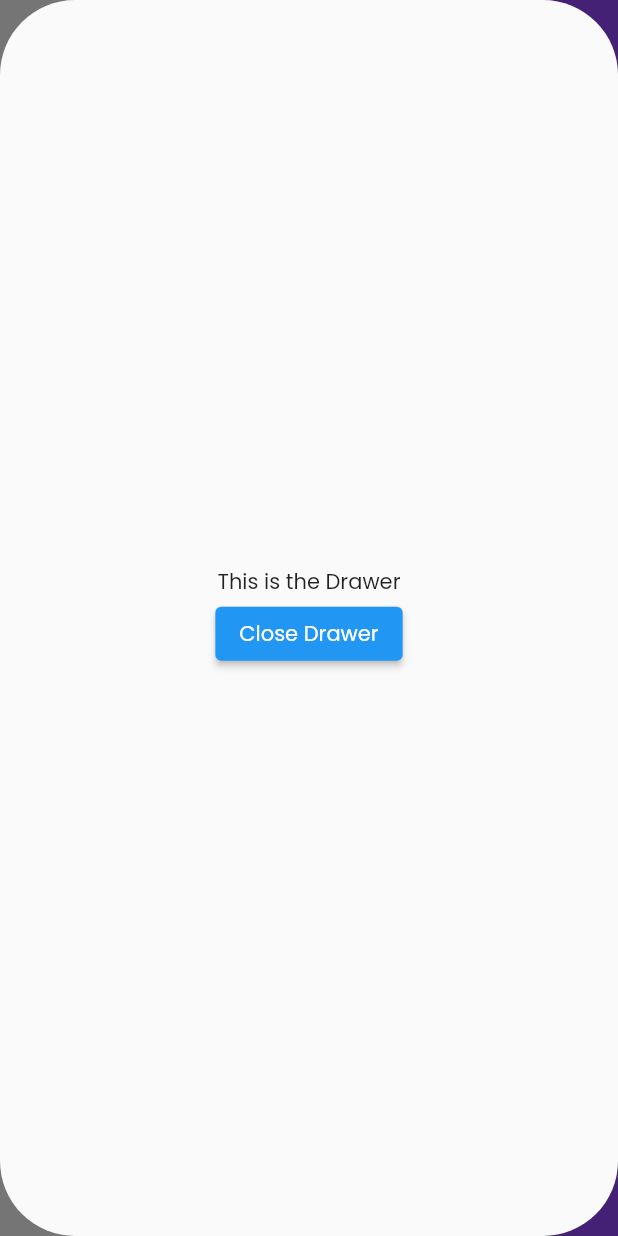
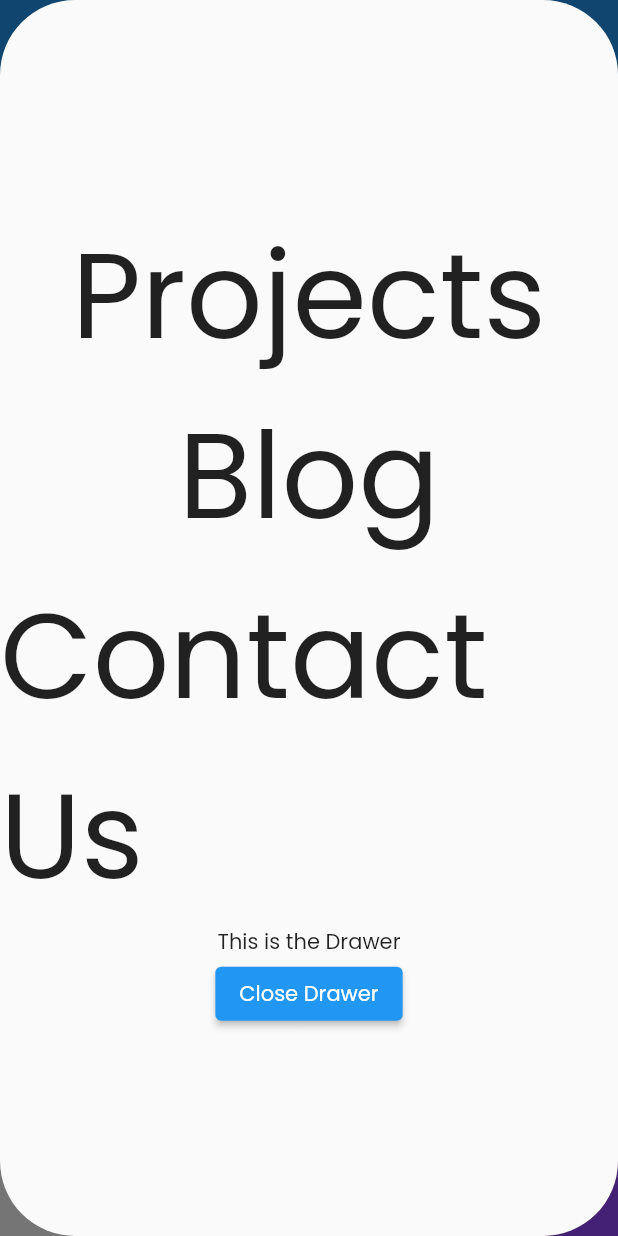
Before and after one commit to ak19992017/portfolio_app, a Flutter app: the screen it shows after launch, with the side drawer open, on a phone screen of 412 x 824 dp. Run offline on Flutter 3.47's test engine with Material 2 defaults, Android fonts, the phone set to English and light mode, and no system bars.

Commit message:
added section and menu item screens

```diff
--- a/lib/main.dart
+++ b/lib/main.dart
@@ -1,5 +1,8 @@
 import 'package:flutter/material.dart';
+import 'package:portfolio_app/screens/blog_screen.dart';
+import 'package:portfolio_app/screens/contact_screen.dart';
 import 'package:portfolio_app/screens/home_screen.dart';
+import 'package:portfolio_app/screens/project_screen.dart';
 
 void main() => runApp(const MyApp());
 
@@ -14,7 +17,13 @@ class MyApp extends StatelessWidget {
         primarySwatch: Colors.blue,
         fontFamily: "Poppins",
       ),
-      home: const HomeScreen(),
+      initialRoute: '/',
+      routes: {
+        '/': (context) => const HomeScreen(),
+        '/project': (context) => const ProjectScreen(),
+        '/blog': (context) => const BlogScreen(),
+        '/contact': (context) => const ContactScreen(),
+      },
     );
   }
 }
--- a/lib/screens/home_screen.dart
+++ b/lib/screens/home_screen.dart
@@ -2,6 +2,8 @@
 
 import 'package:flutter/cupertino.dart';
 import 'package:flutter/material.dart';
+import 'package:portfolio_app/widgets/custom_drawer.dart';
+import 'package:portfolio_app/widgets/section.dart';
 
 class HomeScreen extends StatefulWidget {
   const HomeScreen({Key? key}) : super(key: key);
@@ -40,57 +42,26 @@ class _HomeScreenState extends State<HomeScreen>
   @override
   Widget build(BuildContext context) {
     double screenWidth = MediaQuery.of(context).size.width;
-    double screenHeight = MediaQuery.of(context).size.height;
+    // double screenHeight = MediaQuery.of(context).size.height;
     return Builder(
       builder: (context) {
-        return Scaffold(
+        return SafeArea(
+          child: Scaffold(
             extendBodyBehindAppBar: true,
-          appBar: buildAppBar(screenWidth),
+            appBar: AppBar(
+              title: Text(
+                "portfolio",
+                style: TextStyle(fontFamily: "Comfortaa"),
+              ),
+              elevation: 0,
+              centerTitle: true,
+              // backgroundColor: Colors.transparent,
+            ),
             body: SingleChildScrollView(
               child: Column(
                 children: [
-                buildSection(screenWidth, screenHeight),
-                Section(color: Colors.red),
-                Section(color: Colors.green),
-                Section(color: Colors.amber),
-              ],
-            ),
-          ),
-          endDrawer: buildDrawer(screenWidth),
-        );
-      },
-    );
-  }
-
-  Container buildDrawer(double screenWidth) {
-    return Container(
-      width: screenWidth < 650 ? screenWidth : screenWidth * 0.5,
-      child: ClipRRect(
-        borderRadius: BorderRadius.all(Radius.circular(50)),
-        child: Drawer(
-          child: Center(
-            child: Column(
-              mainAxisAlignment: MainAxisAlignment.center,
-              children: <Widget>[
-                const Text('This is the Drawer'),
-                ElevatedButton(
-                  onPressed: () {
-                    Navigator.of(context).pop();
-                  },
-                  child: const Text('Close Drawer'),
-                ),
-              ],
-            ),
-          ),
-        ),
-      ),
-    );
-  }
-
-  Container buildSection(double screenWidth, double screenHeight) {
-    return Container(
-      width: screenWidth,
-      height: screenHeight,
+                  Section(
+                    color: Colors.white,
                     child: Row(
                       children: [
                         Expanded(
@@ -102,7 +73,7 @@ class _HomeScreenState extends State<HomeScreen>
                               child: Text(
                                 """Hello, my\nname’s Aditya.\nI’m a Flutter\nDeveloper.""",
                                 style: TextStyle(
-                    fontSize: screenWidth / 18,
+                                  fontSize: screenWidth / 16,
                                   fontWeight: FontWeight.bold,
                                   height: 1.0,
                                   letterSpacing: 0.01,
@@ -120,36 +91,16 @@ class _HomeScreenState extends State<HomeScreen>
                         ),
                       ],
                     ),
-    );
-  }
-
-  AppBar buildAppBar(double screenWidth) {
-    return AppBar(
-      title: Text(
-        "portfolio",
-        style: TextStyle(
-          fontFamily: "Comfortaa",
-          color: Colors.black,
-          fontSize: 30,
+                  ),
+                  Section(color: Colors.green, child: Container()),
+                  Section(color: Colors.amber, child: Container()),
+                ],
               ),
             ),
-      iconTheme: IconThemeData(color: Colors.white, size: screenWidth / 25),
-      elevation: 0,
-      backgroundColor: Colors.transparent,
+            drawer: CustomDrawer(context: context, screenWidth: screenWidth),
+          ),
+        );
+      },
     );
   }
 }
-
-class Section extends StatelessWidget {
-  final Color color;
-  const Section({Key? key, required this.color}) : super(key: key);
-
-  @override
-  Widget build(BuildContext context) {
-    return Container(
-      width: MediaQuery.of(context).size.width,
-      height: MediaQuery.of(context).size.height,
-      color: color,
-    );
-  }
-}
--- /dev/null
+++ b/lib/widgets/custom_drawer.dart
@@ -0,0 +1,44 @@
+// ignore_for_file: sized_box_for_whitespace, prefer_const_constructors
+
+import 'package:flutter/material.dart';
+import 'package:portfolio_app/widgets/menu_title.dart';
+
+class CustomDrawer extends StatelessWidget {
+  const CustomDrawer({
+    Key? key,
+    required this.context,
+    required this.screenWidth,
+  }) : super(key: key);
+
+  final BuildContext context;
+  final double screenWidth;
+
+  @override
+  Widget build(BuildContext context) {
+    return Container(
+      width: screenWidth < 650 ? screenWidth : screenWidth * 0.5,
+      child: ClipRRect(
+        borderRadius: const BorderRadius.all(Radius.circular(50)),
+        child: Drawer(
+          child: Center(
+            child: Column(
+              mainAxisAlignment: MainAxisAlignment.center,
+              children: <Widget>[
+                MenuTitle(text: "Projects", routeName: '/project'),
+                MenuTitle(text: "Blog", routeName: '/blog'),
+                MenuTitle(text: "Contact Us", routeName: '/contact'),
+                const Text('This is the Drawer'),
+                ElevatedButton(
+                  onPressed: () {
+                    Navigator.of(context).pop();
+                  },
+                  child: const Text('Close Drawer'),
+                ),
+              ],
+            ),
+          ),
+        ),
+      ),
+    );
+  }
+}
--- /dev/null
+++ b/lib/widgets/menu_title.dart
@@ -0,0 +1,24 @@
+import 'package:flutter/material.dart';
+
+class MenuTitle extends StatelessWidget {
+  final String text;
+  final String routeName;
+  const MenuTitle({
+    Key? key,
+    required this.text,
+    required this.routeName,
+  }) : super(key: key);
+
+  @override
+  Widget build(BuildContext context) {
+    return GestureDetector(
+      onTap: () {
+        Navigator.pushNamed(context, routeName);
+      },
+      child: Text(
+        text,
+        style: const TextStyle(fontSize: 80),
+      ),
+    );
+  }
+}
--- /dev/null
+++ b/lib/widgets/section.dart
@@ -0,0 +1,18 @@
+import 'package:flutter/material.dart';
+
+class Section extends StatelessWidget {
+  final Color color;
+  final Widget child;
+  const Section({Key? key, required this.color, required this.child})
+      : super(key: key);
+
+  @override
+  Widget build(BuildContext context) {
+    return Container(
+      width: MediaQuery.of(context).size.width,
+      height: MediaQuery.of(context).size.height,
+      color: color,
+      child: child,
+    );
+  }
+}
```
Also changed, not shown: lib/screens/blog_screen.dart (added, +26 -0 lines), lib/screens/contact_screen.dart (added, +25 -0 lines), lib/screens/project_screen.dart (added, +26 -0 lines). Lines whose indentation alone changed are shown as unchanged.
